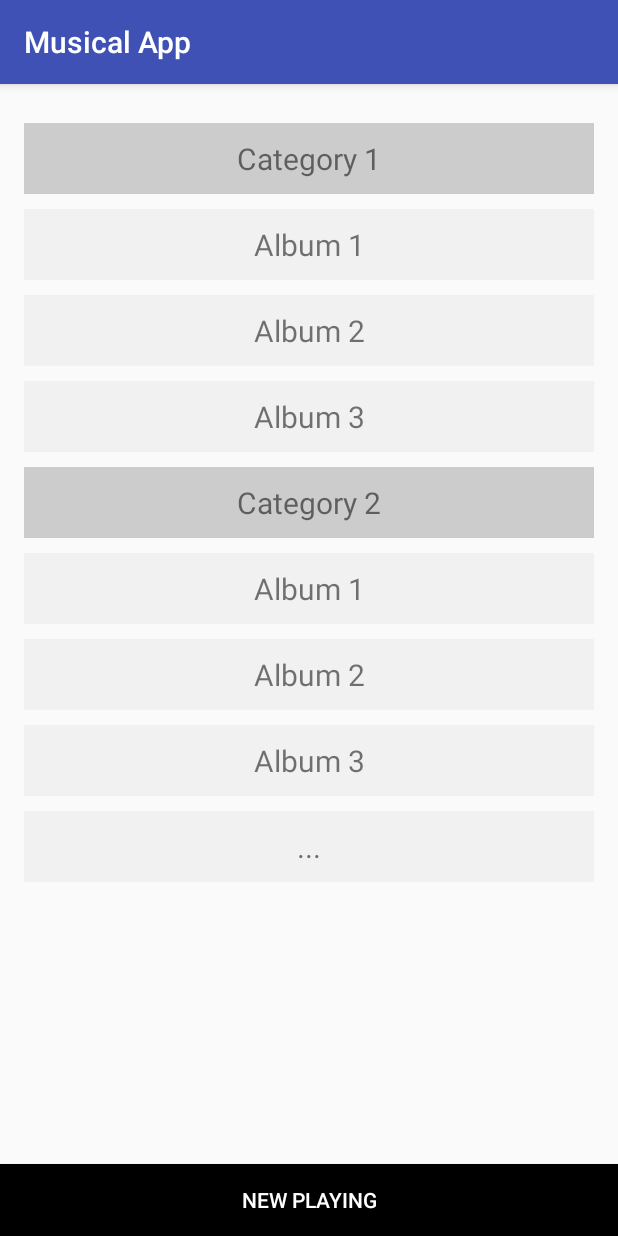
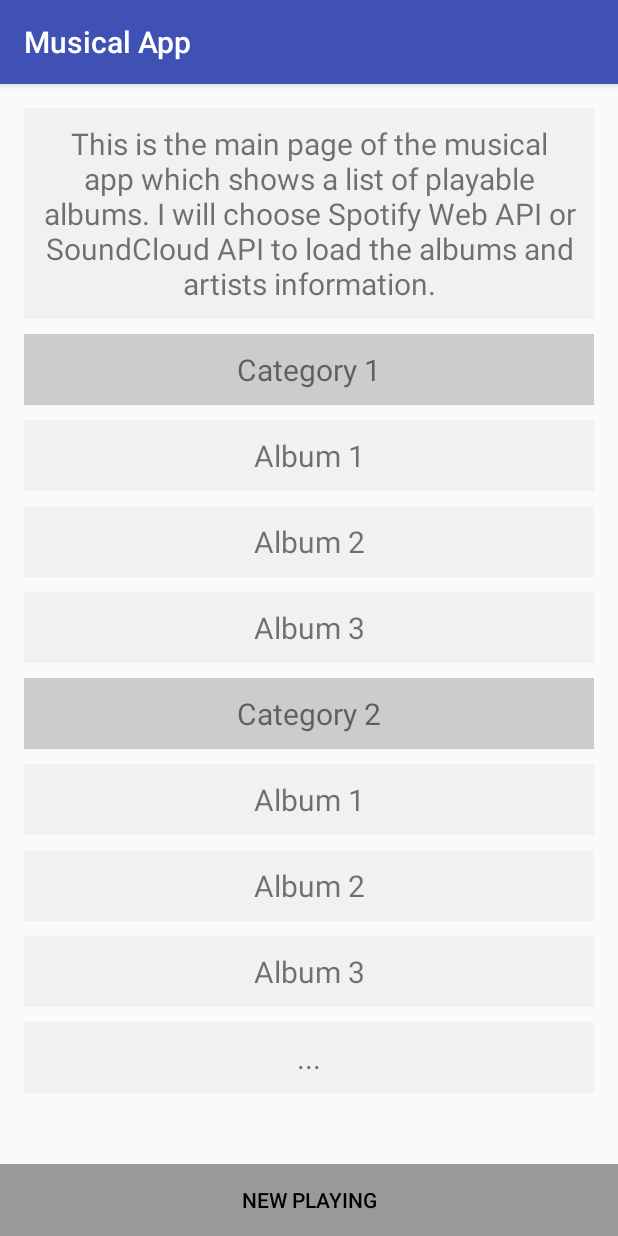
Before and after one commit to sophiaxinlu/MusicalApp, an Android app: the screen it shows after launch (MainActivity), on a phone screen of 412 x 824 dp. Run offline under Robolectric (Android 15) with nearby library versions, the phone set to English and light mode, and no system bars.

Commit message:
added app api information

```diff
--- a/app/src/main/res/layout/activity_detail.xml
+++ b/app/src/main/res/layout/activity_detail.xml
@@ -95,14 +95,15 @@
 
 </ScrollView>
 
+    <!--this is showing at bottom of the screen-->
     <Button
         android:layout_width="match_parent"
         android:layout_height="wrap_content"
         android:id="@+id/nowPlaying"
         android:text="New Playing"
         android:textAlignment="center"
-        android:background="#000000"
-        android:textColor="#ffffff"
+        android:background="#999999"
+        android:textColor="#000000"
         android:layout_alignParentBottom="true"
         android:layout_alignParentLeft="true"
         android:layout_alignParentStart="true" />
--- a/app/src/main/res/layout/activity_main.xml
+++ b/app/src/main/res/layout/activity_main.xml
@@ -17,6 +17,19 @@
             android:paddingLeft="@dimen/activity_horizontal_margin"
             android:paddingRight="@dimen/activity_horizontal_margin"
             android:orientation="vertical">
+
+            <TextView
+                android:layout_width="match_parent"
+                android:layout_height="wrap_content"
+                android:textSize="20sp"
+                android:id="@+id/pageTitle"
+                android:background="#f1f1f1"
+                android:paddingLeft="10dp"
+                android:paddingRight="10dp"
+                android:paddingTop="10dp"
+                android:paddingBottom="10dp"
+                android:textAlignment="center"
+                android:text="@string/mainPageIntro" />
 
             <TextView
                 android:layout_width="match_parent"
@@ -127,18 +140,21 @@
                 android:text="..."
                 android:layout_marginTop="10dp"/>
 
+
+
         </LinearLayout>
     </ScrollView>
+
+    <!--this is showing at bottom of the screen-->
     <Button
         android:layout_width="match_parent"
         android:layout_height="wrap_content"
         android:id="@+id/nowPlaying"
         android:text="New Playing"
         android:textAlignment="center"
-        android:background="#000000"
-        android:textColor="#ffffff"
+        android:background="#999999"
+        android:textColor="#000000"
         android:layout_alignParentBottom="true"
         android:layout_alignParentRight="true"
         android:layout_alignParentEnd="true" />
-
 </RelativeLayout>
--- a/app/src/main/res/layout/activity_now_playing.xml
+++ b/app/src/main/res/layout/activity_now_playing.xml
@@ -15,7 +15,7 @@
         android:layout_height="wrap_content"
         android:textSize="20sp"
         android:textAlignment="center"
-        android:text="This is the now playing page."
+        android:text="@string/nowPlayingIntro"
         android:layout_centerVertical="true"
         android:layout_alignParentRight="true"
         android:layout_alignParentEnd="true" />
--- a/app/src/main/res/layout/activity_store.xml
+++ b/app/src/main/res/layout/activity_store.xml
@@ -16,7 +16,7 @@
         android:layout_height="wrap_content"
         android:textSize="20sp"
         android:textAlignment="center"
-        android:text="This is the Store page."
+        android:text="@string/storeActiviyIntro"
         android:layout_centerVertical="true"
         android:layout_alignParentRight="true"
         android:layout_alignParentEnd="true" />
--- a/app/src/main/res/values/strings.xml
+++ b/app/src/main/res/values/strings.xml
@@ -4,4 +4,7 @@
     <string name="title_activity_store">StoreActivity</string>
     <string name="title_activity_info_list">InfoListActivity</string>
     <string name="title_activity_search">SearchActivity</string>
+    <string name="mainPageIntro">This is the main page of the musical app which shows a list of playable albums. I will choose Spotify Web API or SoundCloud API to load the albums and artists information.</string>
+    <string name="nowPlayingIntro">This is the now playing page. It would look a music player with a album picture in the middle of the screen. I will be using android MediaPlayer API to stream the track. More information about this API https://developer.android.com/guide/topics/media/mediaplayer.html.</string>
+    <string name="storeActiviyIntro">This is the store page. User can choose songs or albums they want to purchase. I am choosing In-app Billing API to managed payment flow. Another option is Stripe. More information about Stripe: https://stripe.com/docs/mobile/android.</string>
 </resources>
--- a/build.gradle
+++ b/build.gradle
@@ -5,7 +5,7 @@ buildscript {
         jcenter()
     }
     dependencies {
-        classpath 'com.android.tools.build:gradle:1.5.0'
+        classpath 'com.android.tools.build:gradle:2.1.2'
 
         // NOTE: Do not place your application dependencies here; they belong
         // in the individual module build.gradle files
```
Also changed, not shown: gradle/wrapper/gradle-wrapper.properties, 2 other files.
